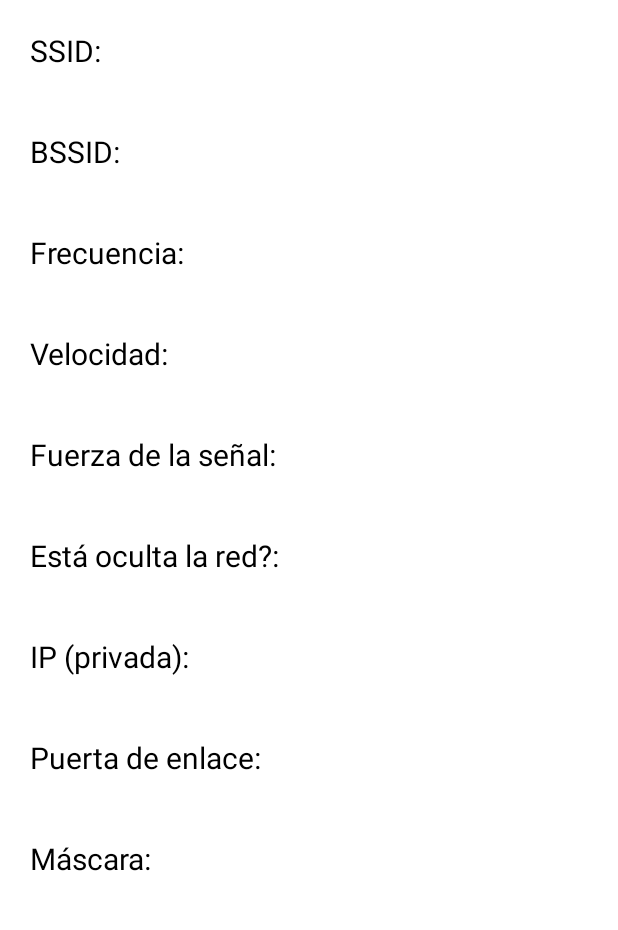
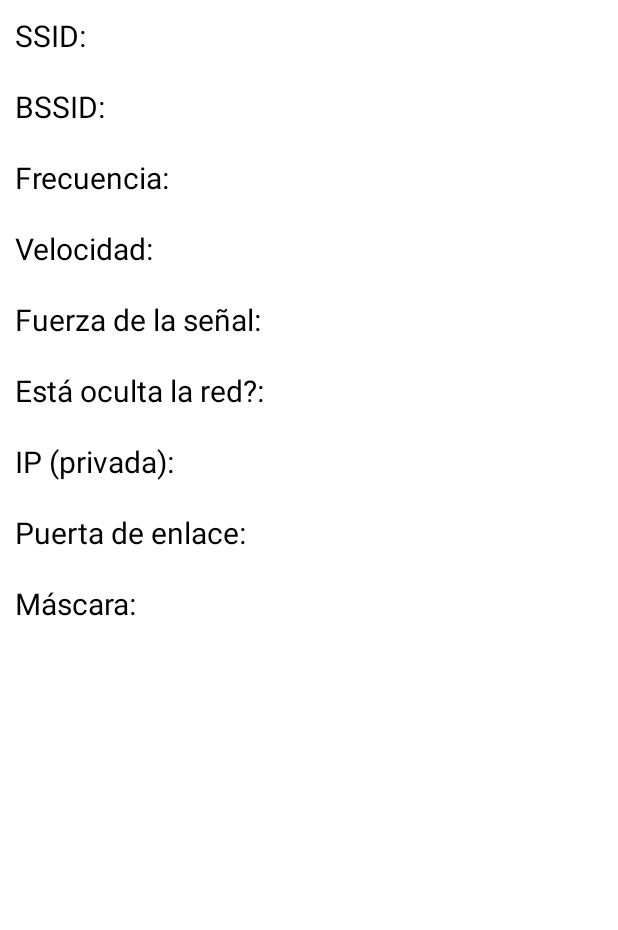
Before and after one commit to di-saldana/WifiInfo, an Android app: the screen it shows after launch (MainActivity), on a phone screen of 412 x 824 dp, the part 105-1035 px from its top. Run offline under Robolectric (Android 15) with nearby library versions, the phone set to English and light mode, and no system bars.

```diff
--- a/app/src/main/AndroidManifest.xml
+++ b/app/src/main/AndroidManifest.xml
@@ -5,6 +5,8 @@
     <uses-permission android:name="android.permission.ACCESS_WIFI_STATE" />
     <uses-permission android:name="android.permission.ACCESS_NETWORK_STATE" />
     <uses-permission android:name="android.permission.INTERNET" />
+    <uses-permission android:name="android.permission.ACCESS_FINE_LOCATION" />
+    <uses-permission android:name="android.permission.ACCESS_COARSE_LOCATION" />
 
     <application
         android:allowBackup="true"
--- a/app/src/main/res/layout/activity_main.xml
+++ b/app/src/main/res/layout/activity_main.xml
@@ -30,7 +30,7 @@
             android:layout_width="match_parent"
             android:layout_height="wrap_content"
             android:text="SSID: "
-            android:layout_margin="20dp"
+            android:layout_margin="10dp"
             android:textColor="@color/black"
             android:textSize="20sp"/>
 
@@ -39,7 +39,7 @@
             android:layout_width="match_parent"
             android:layout_height="wrap_content"
             android:text="BSSID: "
-            android:layout_margin="20dp"
+            android:layout_margin="10dp"
             android:textColor="@color/black"
             android:textSize="20sp"/>
 
@@ -48,7 +48,7 @@
             android:layout_width="match_parent"
             android:layout_height="wrap_content"
             android:text="Frecuencia: "
-            android:layout_margin="20dp"
+            android:layout_margin="10dp"
             android:textColor="@color/black"
             android:textSize="20sp"/>
 
@@ -57,7 +57,7 @@
             android:layout_width="match_parent"
             android:layout_height="wrap_content"
             android:text="Velocidad: "
-            android:layout_margin="20dp"
+            android:layout_margin="10dp"
             android:textColor="@color/black"
             android:textSize="20sp"/>
 
@@ -66,7 +66,7 @@
             android:layout_width="match_parent"
             android:layout_height="wrap_content"
             android:text="Fuerza de la señal: "
-            android:layout_margin="20dp"
+            android:layout_margin="10dp"
             android:textColor="@color/black"
             android:textSize="20sp"/>
 
@@ -75,7 +75,7 @@
             android:layout_width="match_parent"
             android:layout_height="wrap_content"
             android:text="Está oculta la red?: "
-            android:layout_margin="20dp"
+            android:layout_margin="10dp"
             android:textColor="@color/black"
             android:textSize="20sp"/>
 
@@ -84,7 +84,7 @@
             android:layout_width="match_parent"
             android:layout_height="wrap_content"
             android:text="IP (privada): "
-            android:layout_margin="20dp"
+            android:layout_margin="10dp"
             android:textColor="@color/black"
             android:textSize="20sp"/>
 
@@ -93,7 +93,7 @@
             android:layout_width="match_parent"
             android:layout_height="wrap_content"
             android:text="Puerta de enlace: "
-            android:layout_margin="20dp"
+            android:layout_margin="10dp"
             android:textColor="@color/black"
             android:textSize="20sp"/>
 
@@ -102,7 +102,7 @@
             android:layout_width="match_parent"
             android:layout_height="wrap_content"
             android:text="Máscara: "
-            android:layout_margin="20dp"
+            android:layout_margin="10dp"
             android:textColor="@color/black"
             android:textSize="20sp"/>
         </LinearLayout>
```
Also changed, not shown: app/src/main/java/es/ua/eps/wifiinfo/MainActivity.kt (+19 -6 lines).
